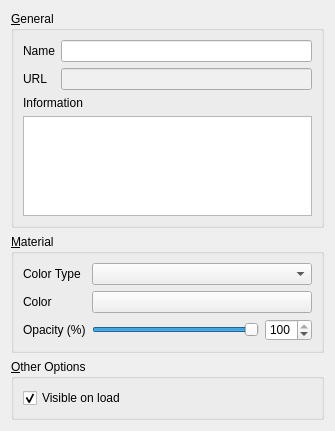
Old version of the form ui/pcproperties.ui in the repository minorua/Qgis2threejs.
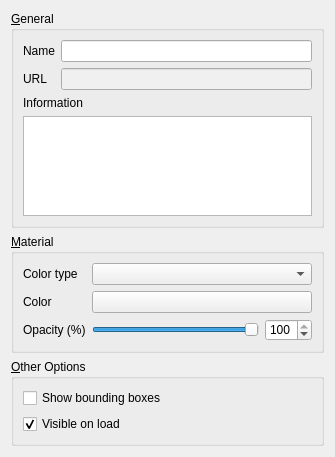
New version of the form. Custom widgets are drawn as their Qt base class.

Commit message: point cloud: add show bounding boxes option

Patch:
```diff
--- a/ui/pcproperties.ui
+++ b/ui/pcproperties.ui
@@ -7,7 +7,7 @@
     <x>0</x>
     <y>0</y>
     <width>335</width>
-    <height>398</height>
+    <height>420</height>
    </rect>
   </property>
   <property name="windowTitle">
@@ -150,7 +150,7 @@
       <item row="0" column="0">
        <widget class="QLabel" name="label_4">
         <property name="text">
-         <string>Color Type</string>
+         <string>Color type</string>
         </property>
        </widget>
       </item>
@@ -189,6 +189,13 @@
       <string>&amp;Other Options</string>
      </property>
      <layout class="QVBoxLayout" name="verticalLayout_3">
+      <item>
+       <widget class="QCheckBox" name="checkBox_BoxVisible">
+        <property name="text">
+         <string>Show bounding boxes</string>
+        </property>
+       </widget>
+      </item>
       <item>
        <widget class="QCheckBox" name="checkBox_Visible">
         <property name="text">
```
Left out of the diff: 1 changed line with no effect on the pictures. The commit also changes 5 other files.
